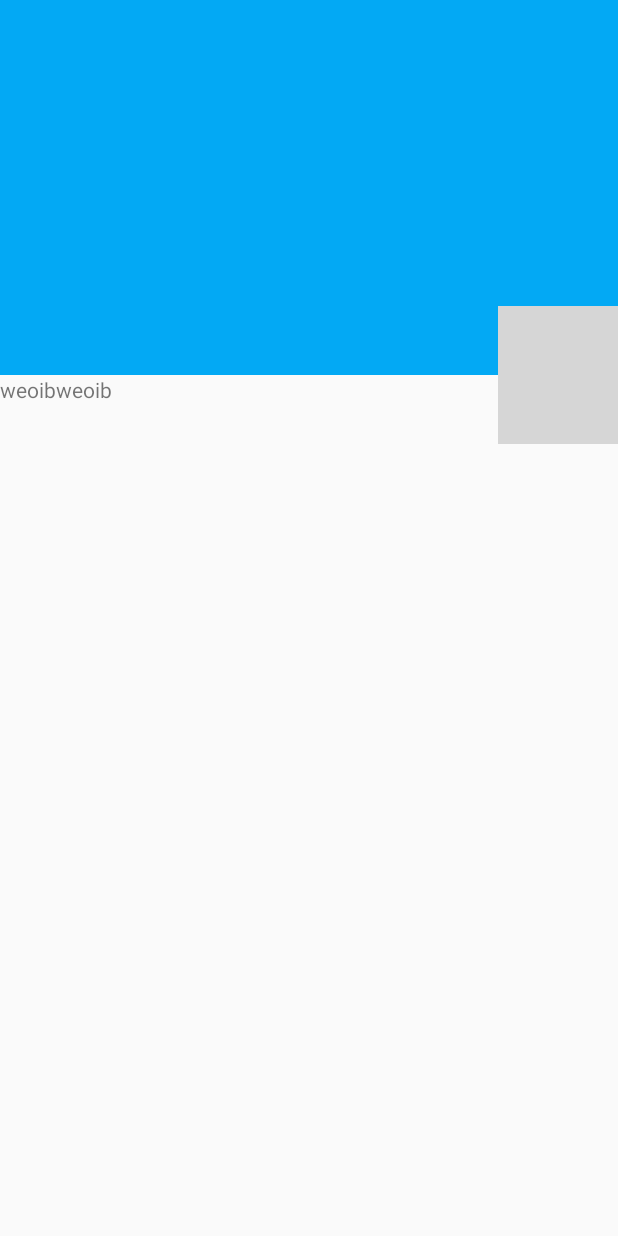
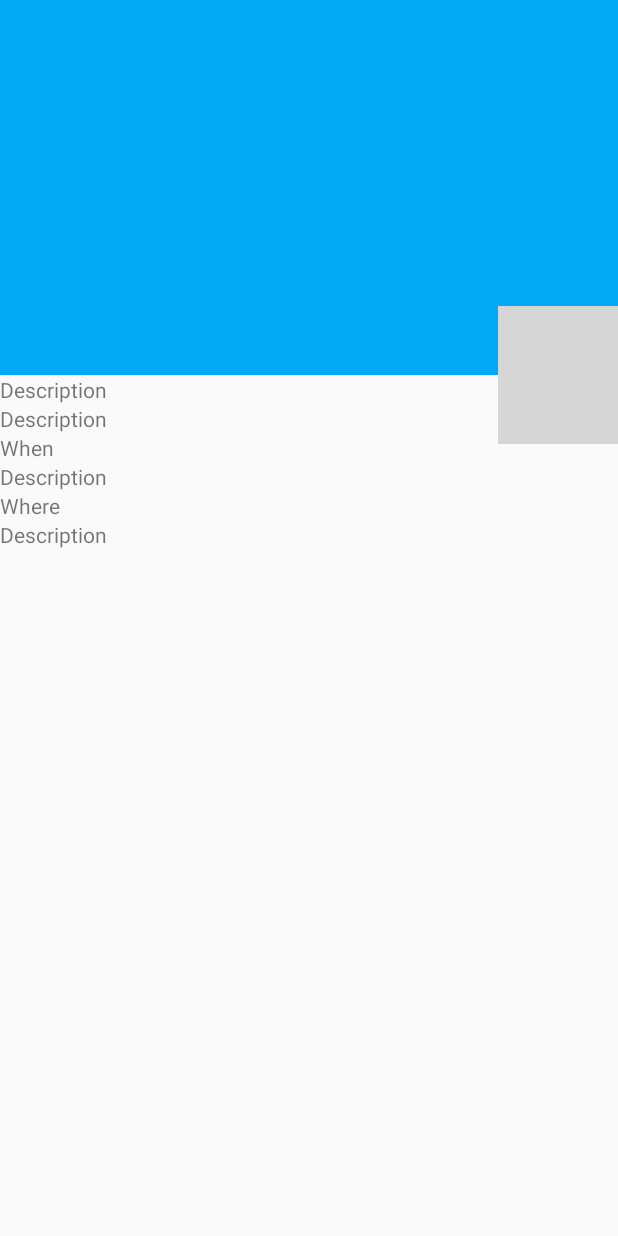
Before and after one commit to neelmehta247/PennApps, an Android app: the ViewEventActivity screen opened directly, with no data from a screen before it, on a phone screen of 412 x 824 dp. Run offline under Robolectric (Android 15) with nearby library versions, the phone set to English and light mode, and no system bars; network calls fail; grey boxes are pictures that could not be loaded.

Commit message:
Added view page

```diff
--- a/Android/PennApps/app/src/main/java/com/example/rahul/pennapps/MainActivity.java
+++ b/Android/PennApps/app/src/main/java/com/example/rahul/pennapps/MainActivity.java
@@ -16,7 +16,6 @@ import android.support.v7.widget.Toolbar;
 import android.view.Menu;
 import android.view.MenuItem;
 import android.view.View;
-import android.widget.ArrayAdapter;
 
 import com.android.volley.AuthFailureError;
 import com.android.volley.RequestQueue;
@@ -38,9 +37,7 @@ import com.google.android.gms.maps.model.MarkerOptions;
 import org.json.JSONException;
 import org.json.JSONObject;
 
-import java.util.ArrayList;
 import java.util.HashMap;
-import java.util.List;
 import java.util.Map;
 
 @SuppressWarnings("MissingPermission")
@@ -96,9 +93,6 @@ public class MainActivity extends AppCompatActivity implements OnMapReadyCallbac
                 new Response.Listener<JSONObject>() {
                     @Override
                     public void onResponse(JSONObject response) {
-                        ArrayAdapter<String> adapter;
-                        List<String> list = new ArrayList<String>();
-
                         try {
                             for (int i = 0; i < response.getJSONArray("data").length(); i++) {
                                 JSONObject obj = response.getJSONArray("data").getJSONObject(i);
--- a/Android/PennApps/app/src/main/res/layout/viewevents_main.xml
+++ b/Android/PennApps/app/src/main/res/layout/viewevents_main.xml
@@ -49,17 +49,45 @@
         </android.support.design.widget.CollapsingToolbarLayout>
     </android.support.design.widget.AppBarLayout>
 
-    <android.support.v4.widget.NestedScrollView
+    <LinearLayout
         android:layout_width="match_parent"
         android:layout_height="match_parent"
+        android:orientation="vertical"
         app:layout_behavior="@string/appbar_scrolling_view_behavior">
 
         <TextView
-            android:id="@+id/textView"
             android:layout_width="match_parent"
-            android:layout_height="match_parent"
-            android:text="weoibweoib" />
-    </android.support.v4.widget.NestedScrollView>
+            android:layout_height="wrap_content"
+            android:text="Description" />
+
+        <TextView
+            android:id="@+id/description_text"
+            android:layout_width="match_parent"
+            android:layout_height="wrap_content"
+            android:text="Description" />
+
+        <TextView
+            android:layout_width="match_parent"
+            android:layout_height="wrap_content"
+            android:text="When" />
+
+        <TextView
+            android:id="@+id/time_text"
+            android:layout_width="match_parent"
+            android:layout_height="wrap_content"
+            android:text="Description" />
+
+        <TextView
+            android:layout_width="match_parent"
+            android:layout_height="wrap_content"
+            android:text="Where" />
+
+        <TextView
+            android:id="@+id/location_text"
+            android:layout_width="match_parent"
+            android:layout_height="wrap_content"
+            android:text="Description" />
+    </LinearLayout>
 
     <android.support.design.widget.FloatingActionButton
         android:id="@+id/postFAB"
```
Also changed, not shown: Android/PennApps/app/src/main/java/com/example/rahul/pennapps/EventInfoActivity.java (+56 -1 lines).
